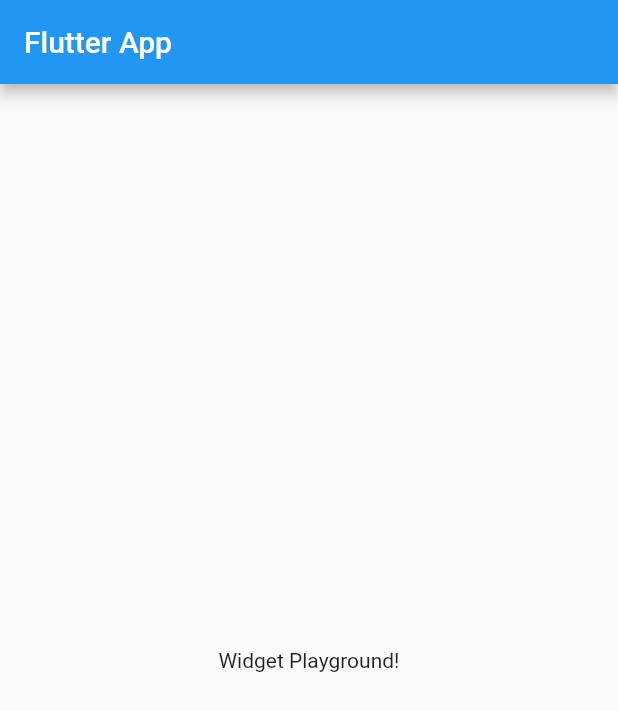
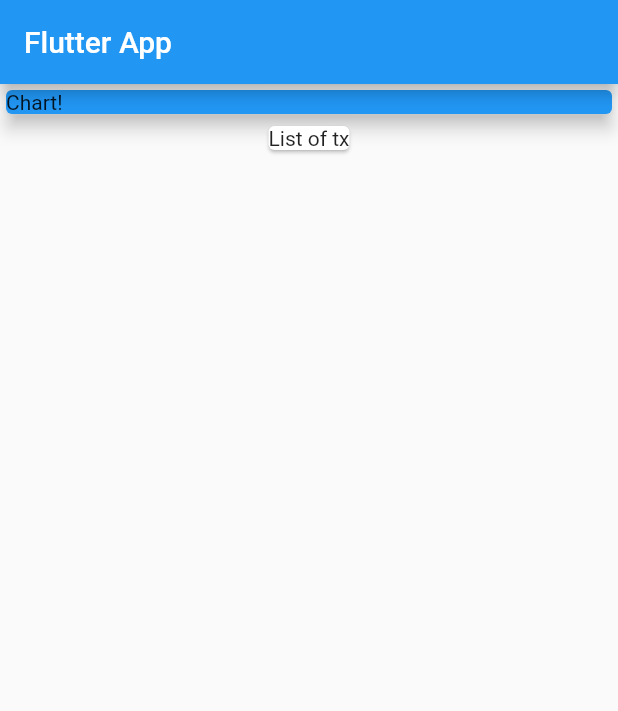
Before and after one commit to fede3mmanuel/flutterexpensesapp, a Flutter app: the screen it shows after launch, on a phone screen of 412 x 824 dp. Shown: the top 711 px of the screen. Run offline on Flutter 3.47's test engine with Material 2 defaults, Android fonts, the phone set to English and light mode, and no system bars.

Commit message:
combining widgets

```diff
--- a/lib/main.dart
+++ b/lib/main.dart
@@ -19,8 +19,20 @@
       appBar: AppBar(
         title: Text('Flutter App'),
       ),
-      body: Center(
-        child: Text('Widget Playground!'),
+      body: Column(
+        children: <Widget>[
+          Container(
+            width: double.infinity,
+            child: Card(
+              color: Colors.blue,
+              child: Text('Chart!'),
+              elevation: 5,
+            ),
+          ),
+          Card(
+            child: Text('List of tx'),
+          )
+        ],
       ),
     );
   }
```
